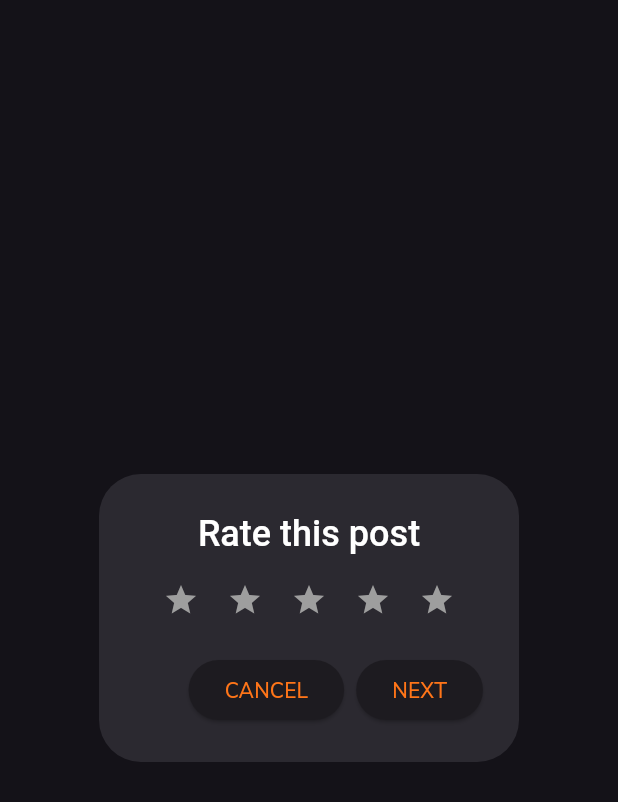
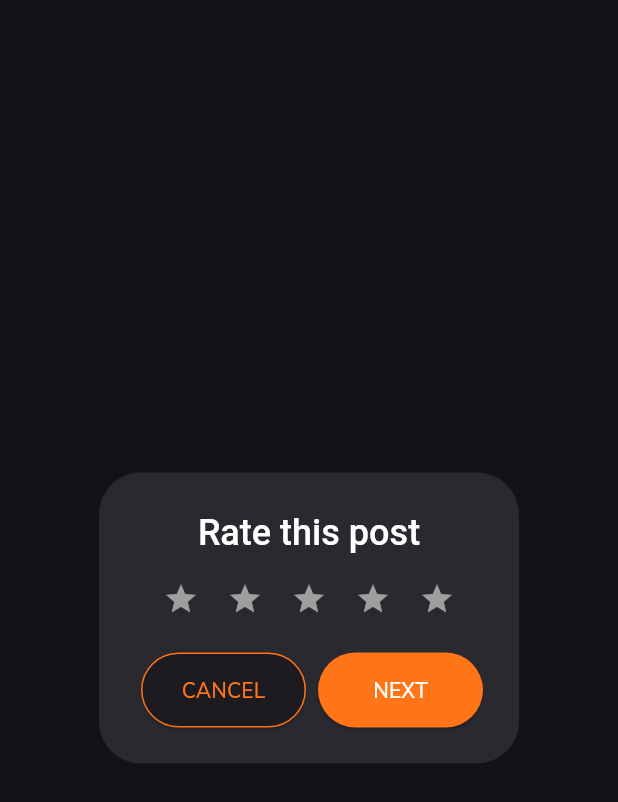
Before and after one commit to mahran01/ISB26603-Pet-Boarding-Space, a Flutter app: the RatingDialog widget shown alone on an empty page, opened directly, on a phone screen of 412 x 824 dp. Shown: the top 802 px of the screen. Run offline on Flutter 3.47's test engine with Material 2 defaults, Android fonts, the light colour scheme and no system bars; our stand-ins replace google_fonts, scrollable_positioned_list.

Commit message:
modify space list page and payment page

```diff
--- a/lib/pages/payment_page.dart
+++ b/lib/pages/payment_page.dart
@@ -508,11 +508,30 @@ class _RatingDialogState extends State<RatingDialog> {
       ),
       actions: <Widget>[
         ElevatedButton(
+          style: ElevatedButton.styleFrom(
+            fixedSize: const Size(
+              110,
+              50,
+            ),
+            side: BorderSide(
+              color: Theme.of(context).primaryColor,
+            ),
+          ),
           child: Text('CANCEL'),
           onPressed: Navigator.of(context).pop,
         ),
         ElevatedButton(
-          child: Text('NEXT'),
+          style: ElevatedButton.styleFrom(
+            fixedSize: const Size(
+              110,
+              50,
+            ),
+            primary: Theme.of(context).primaryColor,
+          ),
+          child: Text(
+            'NEXT',
+            style: TextStyle(color: Colors.white),
+          ),
           onPressed: () {
             Navigator.of(context).pop(_stars);
             Navigator.pushNamed(
--- a/lib/pages/space_list_page.dart
+++ b/lib/pages/space_list_page.dart
@@ -62,7 +62,8 @@ class _SpaceListPageState extends State<SpaceListPage> {
                       if (userPet == bs.petType) {
                         return GestureDetector(
                           onTap: () {
-                            showBottomSheet<dynamic>(
+                            showModalBottomSheet<dynamic>(
+                              isScrollControlled: true,
                               context: context,
                               builder: (BuildContext context) => Container(
                                 height: 510,
```
